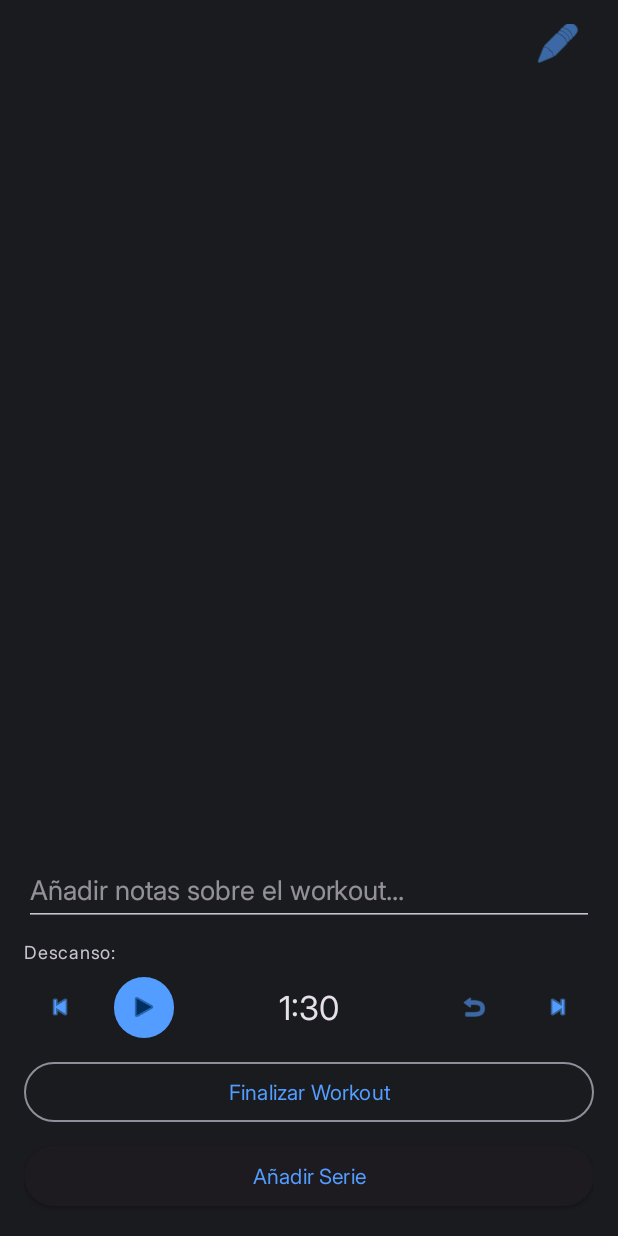
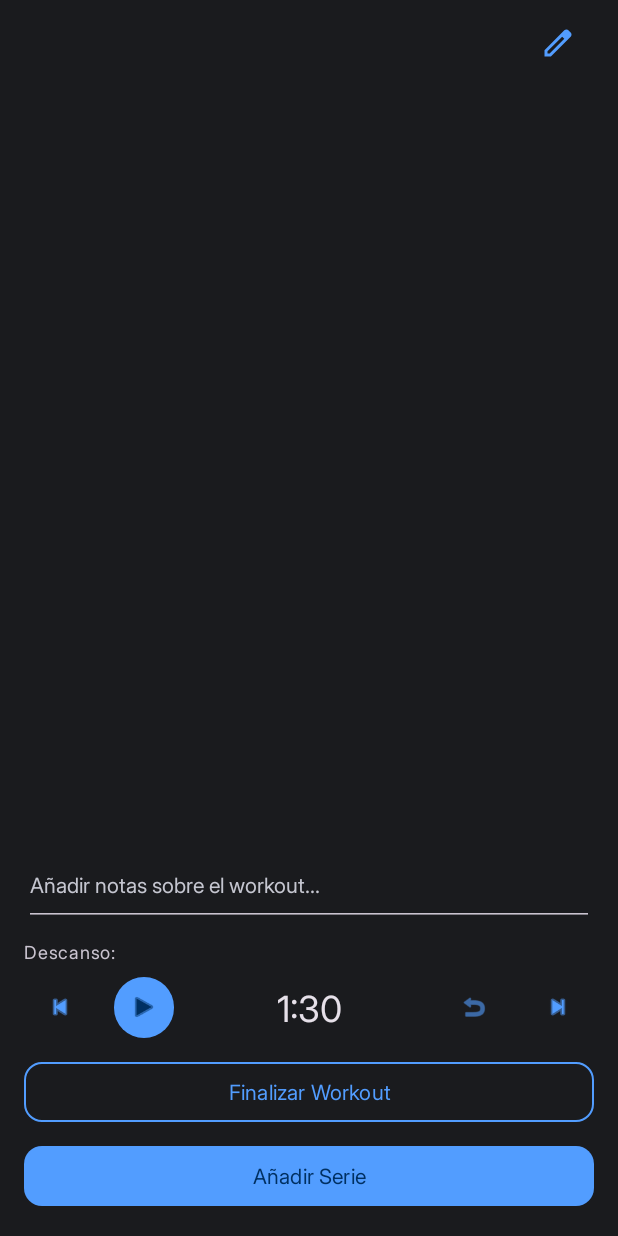
Before and after one commit to manuelduenascortes/GymTrackerViews, an Android app: the fragment WorkoutDetailFragment placed in its activity, on a phone screen of 412 x 824 dp. Run offline under Robolectric (Android 15) with nearby library versions, the phone set to English and light mode, and no system bars; our stand-ins replace Firebase (no records; nobody signed in at launch, a user with empty details on screens opened directly), navigation-ui; 8 statements that could not run were skipped.

Commit message:
icono editar entrenamiento

```diff
--- a/app/src/main/java/com/example/gymtrackerviews/MainActivity.kt
+++ b/app/src/main/java/com/example/gymtrackerviews/MainActivity.kt
@@ -9,6 +9,7 @@ import androidx.navigation.fragment.NavHostFragment
 import androidx.navigation.ui.AppBarConfiguration
 import androidx.navigation.ui.setupActionBarWithNavController
 import com.example.gymtrackerviews.databinding.ActivityMainBinding
+import com.example.gymtrackerviews.R // Asegúrate de que R está importado
 
 class MainActivity : AppCompatActivity() {
 
@@ -27,29 +28,28 @@ class MainActivity : AppCompatActivity() {
             .findFragmentById(R.id.nav_host_fragment) as NavHostFragment
         navController = navHostFragment.navController
 
-        // Define los destinos de nivel superior (donde no quieres el botón "atrás" automáticamente)
+        // Define los destinos de nivel superior Y los que no deben tener Toolbar
         appBarConfiguration = AppBarConfiguration(
             setOf(
-                R.id.splashFragment, // Splash no debería tener Toolbar visible de todas formas
-                R.id.loginFragment,  // Login no tendrá Toolbar
-                R.id.registerFragment, // Register no tendrá Toolbar
-                R.id.workoutListFragment // WorkoutList es un destino de nivel superior con Toolbar
+                R.id.splashFragment,
+                R.id.loginFragment,
+                R.id.registerFragment,
+                R.id.workoutListFragment // WorkoutList es un destino de nivel superior CON Toolbar
             )
         )
         setupActionBarWithNavController(navController, appBarConfiguration)
 
-        // <<< AÑADIDO: Listener para cambios de destino >>>
+        // Listener para cambios de destino para controlar la visibilidad de la Toolbar
         navController.addOnDestinationChangedListener { _, destination, _ ->
-            when (destination.id) {
-                R.id.loginFragment, R.id.registerFragment, R.id.splashFragment -> {
-                    supportActionBar?.hide()
-                    // Si tu Toolbar está dentro de un AppBarLayout, también puedes ocultar el AppBarLayout
-                    binding.appBarLayout.visibility = View.GONE
-                }
-                else -> {
-                    supportActionBar?.show()
-                    binding.appBarLayout.visibility = View.VISIBLE
-                }
+            Log.d("MainActivity", "Navigating to destination: ${destination.label}, ID: ${destination.id}")
+            if (destination.id == R.id.loginFragment ||
+                destination.id == R.id.registerFragment ||
+                destination.id == R.id.splashFragment) {
+                Log.d("MainActivity", "Hiding AppBarLayout for ${destination.label}")
+                binding.appBarLayout.visibility = View.GONE
+            } else {
+                Log.d("MainActivity", "Showing AppBarLayout for ${destination.label}")
+                binding.appBarLayout.visibility = View.VISIBLE
             }
         }
         Log.d("MainActivity", "Activity Creada. Toolbar y NavController configurados.")
--- /dev/null
+++ b/app/src/main/res/drawable/edit_24px.xml
@@ -0,0 +1,10 @@
+<vector xmlns:android="http://schemas.android.com/apk/res/android"
+    android:width="24dp"
+    android:height="24dp"
+    android:viewportWidth="960"
+    android:viewportHeight="960"
+    android:tint="?attr/colorControlNormal">
+  <path
+      android:fillColor="@android:color/white"
+      android:pathData="M200,760L257,760L648,369L591,312L200,703L200,760ZM120,840L120,670L648,143Q660,132 674.5,126Q689,120 705,120Q721,120 736,126Q751,132 762,144L817,200Q829,211 834.5,226Q840,241 840,256Q840,272 834.5,286.5Q829,301 817,313L290,840L120,840ZM760,256L760,256L704,200L704,200L760,256ZM619,341L591,312L591,312L648,369L648,369L619,341Z"/>
+</vector>
--- a/app/src/main/res/layout/fragment_workout_detail.xml
+++ b/app/src/main/res/layout/fragment_workout_detail.xml
@@ -15,7 +15,7 @@
         android:layout_width="0dp"
         android:layout_height="wrap_content"
         android:layout_marginEnd="8dp"
-        android:textAppearance="@style/TextAppearance.Material3.TitleMedium"
+        android:textAppearance="?attr/textAppearanceTitleMedium"
         app:layout_constraintEnd_toStartOf="@+id/buttonEditWorkoutName"
         app:layout_constraintStart_toStartOf="parent"
         app:layout_constraintTop_toTopOf="parent"
@@ -27,8 +27,7 @@
         android:layout_height="48dp"
         android:background="?attr/selectableItemBackgroundBorderless"
         android:contentDescription="Editar nombre del entrenamiento"
-        app:srcCompat="@android:drawable/ic_menu_edit"
-        app:tint="?attr/colorPrimary"
+        app:srcCompat="@drawable/edit_24px" app:tint="?attr/colorPrimary"
         app:layout_constraintEnd_toEndOf="parent"
         app:layout_constraintTop_toTopOf="@+id/textViewWorkoutNameDetail"
         app:layout_constraintBottom_toBottomOf="@+id/textViewWorkoutNameDetail"
@@ -40,8 +39,8 @@
         android:layout_height="wrap_content"
         android:layout_marginTop="8dp"
         android:text="Finalizado: ?"
-        android:textAppearance="@style/TextAppearance.AppCompat.Body2"
-        android:textColor="?android:attr/textColorSecondary"
+        android:textAppearance="?attr/textAppearanceBodyMedium"
+        android:textColor="?attr/colorOnSurfaceVariant"
         android:visibility="gone"
         app:layout_constraintEnd_toEndOf="parent"
         app:layout_constraintStart_toStartOf="parent"
@@ -58,7 +57,7 @@
         app:layout_constraintEnd_toEndOf="parent"
         app:layout_constraintStart_toStartOf="parent"
         app:layout_constraintTop_toBottomOf="@+id/textViewDetailEndTime"
-        tools:listitem="@layout/item_workout_set"/>
+        tools:listitem="@layout/item_workout_set_detail"/>
 
     <TextView
         android:id="@+id/textViewEmptySets"
@@ -68,7 +67,7 @@
         android:paddingStart="32dp"
         android:paddingEnd="32dp"
         android:text="@string/no_sets_message"
-        android:textAppearance="?attr/textAppearanceBody1"
+        android:textAppearance="?attr/textAppearanceBodyLarge"
         android:visibility="gone"
         app:layout_constraintBottom_toBottomOf="@+id/recyclerViewSets"
         app:layout_constraintEnd_toEndOf="@+id/recyclerViewSets"
@@ -78,6 +77,7 @@
 
     <EditText
         android:id="@+id/editTextWorkoutNotes"
+        style="?attr/textInputStyle"
         android:layout_width="0dp"
         android:layout_height="wrap_content"
         android:layout_marginBottom="8dp"
@@ -134,7 +134,7 @@
             android:layout_weight="1"
             android:gravity="center"
             android:text="1:30"
-            android:textAppearance="@style/TextAppearance.AppCompat.Large"
+            android:textAppearance="?attr/textAppearanceHeadlineSmall"
             android:layout_marginStart="16dp"
             android:layout_marginEnd="16dp"/>
 
@@ -158,7 +158,7 @@
 
     <Button
         android:id="@+id/buttonFinishWorkout"
-        style="@style/Widget.Material3.Button.OutlinedButton"
+        style="?attr/materialButtonOutlinedStyle"
         android:layout_width="0dp"
         android:layout_height="wrap_content"
         android:layout_marginBottom="8dp"
@@ -170,7 +170,7 @@
 
     <Button
         android:id="@+id/buttonAddSet"
-        style="@style/Widget.Material3.Button.ElevatedButton"
+        style="?attr/materialButtonStyle"
         android:layout_width="0dp"
         android:layout_height="wrap_content"
         android:text="Añadir Serie"
```
